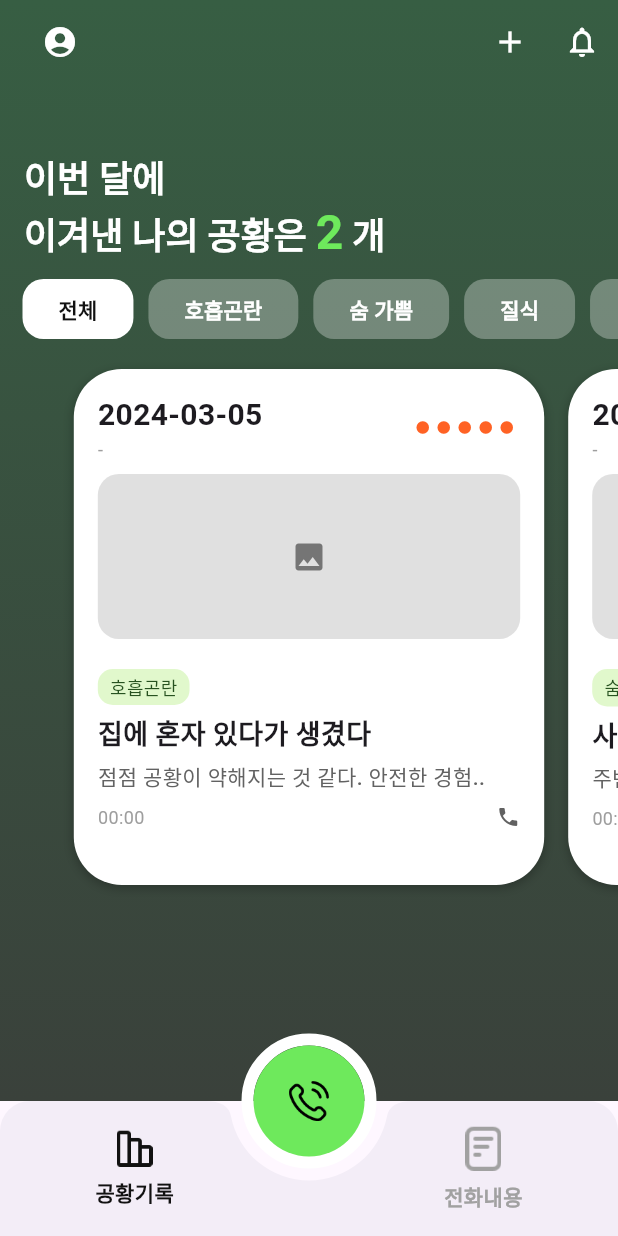
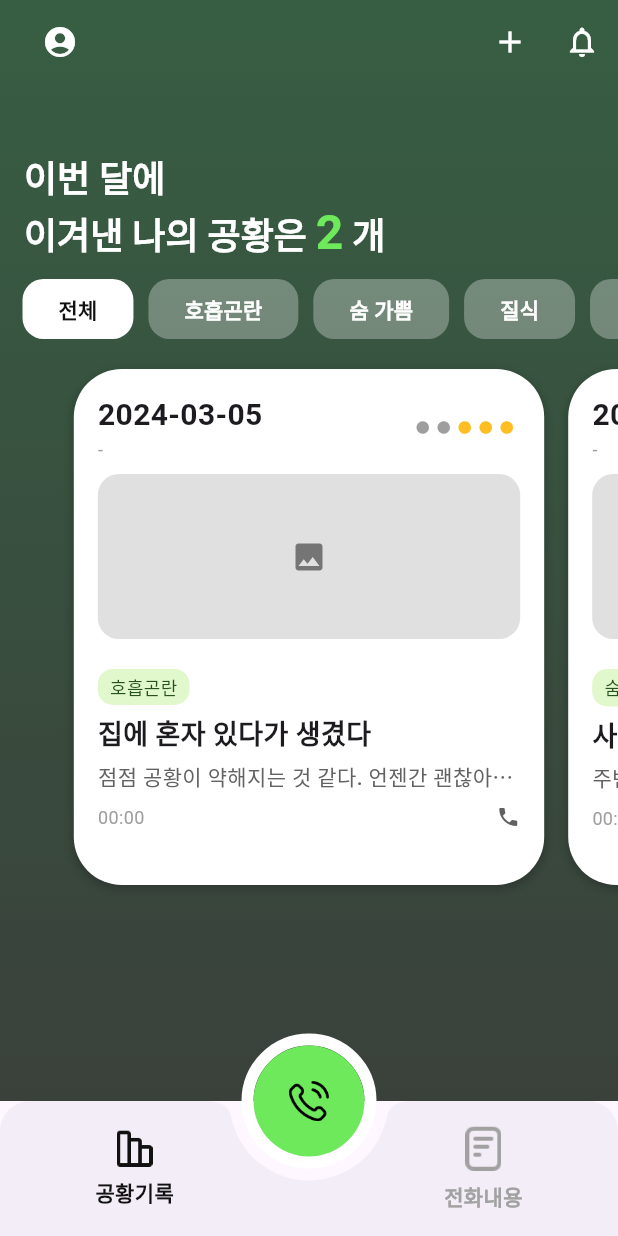
Before and after one commit to GDG-Solution/GDG-Front, a Flutter app: the screen it shows after launch, on a phone screen of 412 x 824 dp. Run offline on Flutter 3.47's test engine with Material 3 defaults, Android fonts, the phone set to English and light mode, and no system bars; our stand-ins replace speech_to_text; Roboto replaces fonts that are missing (Pretendard).

Commit message:
Feat: content 최대 1줄 표시

```diff
--- a/breath/assets/data/panic_records.json
+++ b/breath/assets/data/panic_records.json
@@ -6,9 +6,9 @@
     "date": "2024-03-05T05:00:00Z",
     "picture": [],
     "category": ["호흡곤란"],
-    "score": 5,
+    "score": 3,
     "title": "집에 혼자 있다가 생겼다",
-    "content": "점점 공황이 약해지는 것 같다. 안전한 경험.."
+    "content": "점점 공황이 약해지는 것 같다. 언젠간 괜찮아지겠지. 그래도 오늘은 생각보다 짧게 끝났다. 다행이다."
   },
   {
     "id": "2",
@@ -17,7 +17,7 @@
     "date": "2024-03-03T13:30:00Z",
     "picture": [],
     "category": ["숨 가쁨"],
-    "score": 3,
+    "score": 5,
     "title": "사람 많은 곳에서 불안",
     "content": "주변 소음이 커질수록 심박수가 올라감"
   }
--- a/breath/lib/screens/home/components/panic_card.dart
+++ b/breath/lib/screens/home/components/panic_card.dart
@@ -100,12 +100,15 @@ class PanicCard extends StatelessWidget {
             Text(
               description,
               style: TextStyle(
-                  fontSize: 14,
-                  fontWeight: FontWeight.w500,
-                  color: Color(0xff626262)),
-              maxLines: 2,
-              overflow: TextOverflow.ellipsis,
+                fontSize: 14,
+                fontWeight: FontWeight.w500,
+                color: Color(0xff626262),
+              ),
+              maxLines: 1, // 최대 1줄까지만 표시
+              overflow: TextOverflow.ellipsis, // 초과하면 '...' 표시
+              textAlign: TextAlign.start, // 왼쪽 정렬 (옵션)
             ),
+
             SizedBox(height: 8),
 
             // 시간 & 아이콘
```
